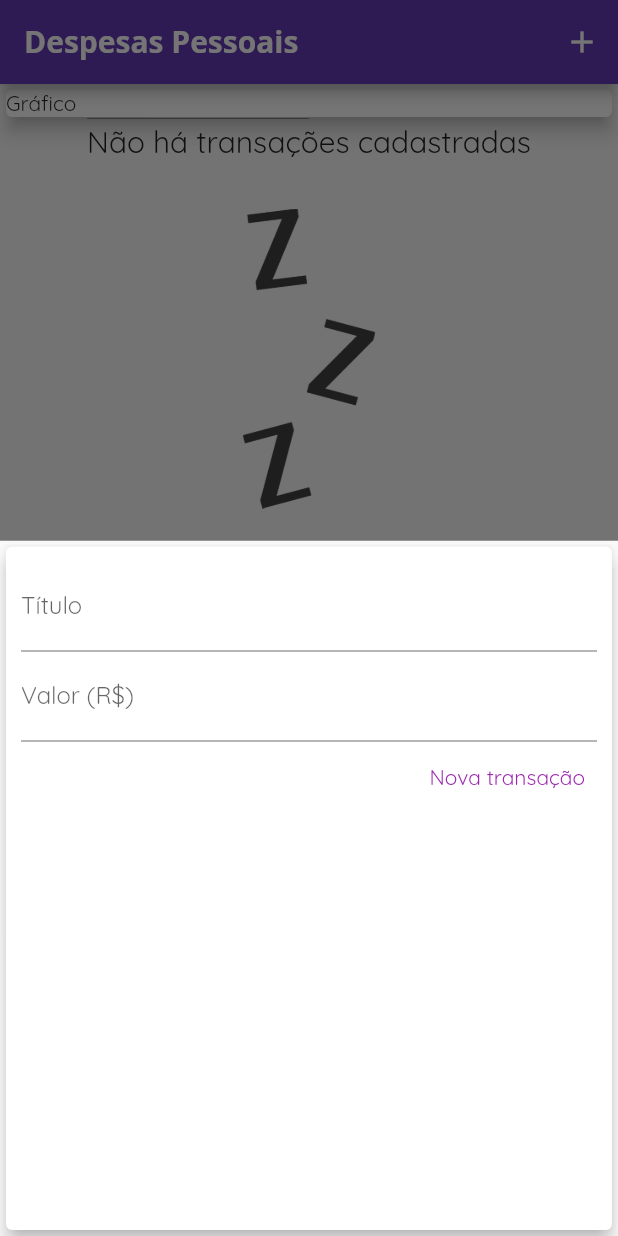
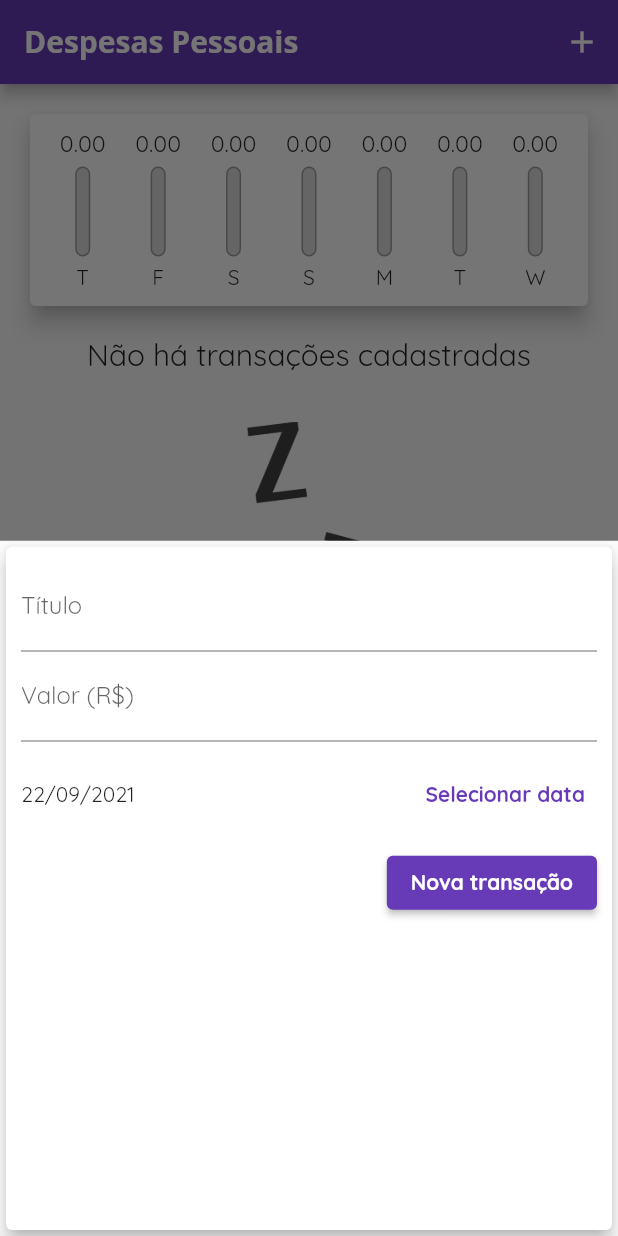
Before and after one commit to niltoneapontes/app-despesas-pessoais, a Flutter app: the screen it shows after launch, after a tap on the "add" icon, on a phone screen of 412 x 824 dp. Run offline on Flutter 3.47's test engine with Material 2 defaults, Android fonts, the phone set to English and light mode, and no system bars.

Commit message:
feat: finish project

```diff
--- a/lib/components/chart.dart
+++ b/lib/components/chart.dart
@@ -1,3 +1,4 @@
+import 'package:expenses/components/chart_bar.dart';
 import 'package:flutter/material.dart';
 import 'package:intl/intl.dart';
 import '../models/transaction.dart';
@@ -27,6 +28,12 @@ class Chart extends StatelessWidget {
       print(totalSum);
 
       return {'day': DateFormat.E().format(weekDay)[0], 'value': totalSum};
+    }).reversed.toList();
+  }
+
+  double get _weekTotalValue {
+    return groupedTransactions.fold(0.0, (acc, item) {
+      return acc + (item['value'] as double);
     });
   }
 
@@ -35,8 +42,23 @@ class Chart extends StatelessWidget {
     return Card(
       elevation: 6,
       margin: EdgeInsets.all(20),
-      child: Row(
-        children: [],
+      child: Padding(
+        padding: const EdgeInsets.all(10),
+        child: Row(
+          mainAxisAlignment: MainAxisAlignment.spaceAround,
+          children: groupedTransactions.map((transaction) {
+            return Flexible(
+                fit: FlexFit.tight,
+                child: ChartBar(
+                  label: transaction['day'].toString(),
+                  value:
+                      double.tryParse(transaction['value'].toString()) ?? 0.0,
+                  percentage: _weekTotalValue == 0
+                      ? 0
+                      : (transaction['value'] as double) / _weekTotalValue,
+                ));
+          }).toList(),
+        ),
       ),
     );
   }
--- /dev/null
+++ b/lib/components/chart_bar.dart
@@ -0,0 +1,52 @@
+import 'package:flutter/material.dart';
+
+class ChartBar extends StatelessWidget {
+  final String label;
+  final double value;
+  final double percentage;
+
+  ChartBar({
+    required this.label,
+    required this.value,
+    required this.percentage,
+  });
+
+  @override
+  Widget build(BuildContext context) {
+    return Column(
+      children: [
+        Container(
+          height: 20,
+          child: FittedBox(
+              fit: BoxFit.contain, child: Text('${value.toStringAsFixed(2)}')),
+        ),
+        SizedBox(height: 5),
+        Container(
+          height: 60,
+          width: 10,
+          child: Stack(
+            alignment: Alignment.bottomCenter,
+            children: [
+              Container(
+                decoration: BoxDecoration(
+                    color: Color.fromRGBO(220, 220, 220, 1),
+                    border: Border.all(color: Colors.grey, width: 1.0),
+                    borderRadius: BorderRadius.circular(5)),
+              ),
+              FractionallySizedBox(
+                heightFactor: percentage,
+                child: Container(
+                  decoration: BoxDecoration(
+                      color: Theme.of(context).primaryColor,
+                      borderRadius: BorderRadius.circular(5)),
+                ),
+              )
+            ],
+          ),
+        ),
+        SizedBox(height: 5),
+        Text(label),
+      ],
+    );
+  }
+}
--- a/lib/components/transaction_form.dart
+++ b/lib/components/transaction_form.dart
@@ -1,7 +1,8 @@
 import 'package:flutter/material.dart';
+import 'package:intl/intl.dart';
 
 class TransactionForm extends StatefulWidget {
-  final void Function(String, double) onSubmit;
+  final void Function(String, double, DateTime) onSubmit;
 
   TransactionForm(this.onSubmit);
 
@@ -10,19 +11,39 @@ class TransactionForm extends StatefulWidget {
 }
 
 class _TransactionFormState extends State<TransactionForm> {
-  final titleController = TextEditingController();
-
-  final valueController = TextEditingController();
+  final _titleController = TextEditingController();
+  final _valueController = TextEditingController();
+  DateTime _selectedDate = DateTime.now();
 
   _submitForm() {
-    final title = titleController.text;
-    final value = double.tryParse(valueController.text) ?? 0.0;
+    final title = _titleController.text;
+    final value = double.tryParse(_valueController.text) ?? 0.0;
 
     if (title.isEmpty || value <= 0) {
       return;
     }
 
-    widget.onSubmit(title, value);
+    widget.onSubmit(title, value, _selectedDate);
+  }
+
+  _showDatePicker() {
+    showDatePicker(
+      context: context,
+      initialDate: DateTime.now(),
+      firstDate: DateTime(2020),
+      lastDate: DateTime.now(),
+    ).then((pickedDate) {
+      if (pickedDate == null) {
+        setState(() {
+          _selectedDate = null as DateTime;
+        });
+        return;
+      }
+
+      setState(() {
+        _selectedDate = pickedDate;
+      });
+    });
   }
 
   @override
@@ -34,23 +55,46 @@ class _TransactionFormState extends State<TransactionForm> {
         child: Column(
           children: [
             TextField(
-              controller: titleController,
+              controller: _titleController,
               decoration: InputDecoration(labelText: 'Título'),
-              onSubmitted: (_) => _submitForm(),
+              textInputAction: TextInputAction.next,
             ),
             TextField(
-              controller: valueController,
+              controller: _valueController,
               keyboardType: TextInputType.numberWithOptions(decimal: true),
-              onSubmitted: (_) => _submitForm(),
+              textInputAction: TextInputAction.done,
               decoration: InputDecoration(labelText: 'Valor (R\$)'),
+            ),
+            Container(
+              height: 70,
+              child: Row(
+                children: [
+                  Expanded(
+                    child: Text(DateFormat('dd/MM/y').format(_selectedDate)),
+                  ),
+                  TextButton(
+                    child: Text(
+                      'Selecionar data',
+                      style: TextStyle(
+                        color: Theme.of(context).primaryColor,
+                        fontWeight: FontWeight.bold,
+                      ),
+                    ),
+                    onPressed: _showDatePicker,
+                  )
+                ],
+              ),
             ),
             Row(
               mainAxisAlignment: MainAxisAlignment.end,
               children: [
-                TextButton(
-                  style: TextButton.styleFrom(primary: Colors.purple),
+                ElevatedButton(
+                  style: TextButton.styleFrom(primary: Colors.white),
                   onPressed: _submitForm,
-                  child: Text('Nova transação'),
+                  child: Text(
+                    'Nova transação',
+                    style: TextStyle(fontWeight: FontWeight.bold),
+                  ),
                 ),
               ],
             )
--- a/lib/main.dart
+++ b/lib/main.dart
@@ -1,3 +1,4 @@
+import 'package:expenses/components/chart.dart';
 import 'package:expenses/components/transaction_form.dart';
 import 'package:flutter/material.dart';
 import 'dart:math';
@@ -28,18 +29,32 @@ class MyHomePage extends StatefulWidget {
 class _MyHomePageState extends State<MyHomePage> {
   final _transactions = <Transaction>[];
 
-  _addTransaction(String title, double value) {
+  List<Transaction> get _recentTransactions {
+    return _transactions.where((transaction) {
+      final DateTime limitDate = DateTime.now().subtract(Duration(days: 7));
+      return transaction.date.isAfter(limitDate);
+    }).toList();
+  }
+
+  _addTransaction(String title, double value, DateTime date) {
     final newTransaction = Transaction(
-        id: Random().nextDouble().toString(),
-        title: title,
-        value: value,
-        date: DateTime.now());
+      id: Random().nextDouble().toString(),
+      title: title,
+      value: value,
+      date: date,
+    );
 
     setState(() {
       _transactions.add(newTransaction);
     });
 
     Navigator.of(context).pop();
+  }
+
+  _deleteTransaction(String id) {
+    setState(() {
+      _transactions.removeWhere((element) => element.id == id);
+    });
   }
 
   _openTransactionFormModal(BuildContext context) {
@@ -68,11 +83,8 @@ class _MyHomePageState extends State<MyHomePage> {
           mainAxisAlignment: MainAxisAlignment.start,
           crossAxisAlignment: CrossAxisAlignment.stretch,
           children: [
-            Card(
-              child: Text('Gráfico'),
-              elevation: 5,
-            ),
-            TransactionList(_transactions),
+            Chart(_recentTransactions),
+            TransactionList(_transactions, _deleteTransaction),
           ],
         ),
       ),
```
Also changed, not shown: lib/components/transaction_list.dart (+27 -37 lines).
